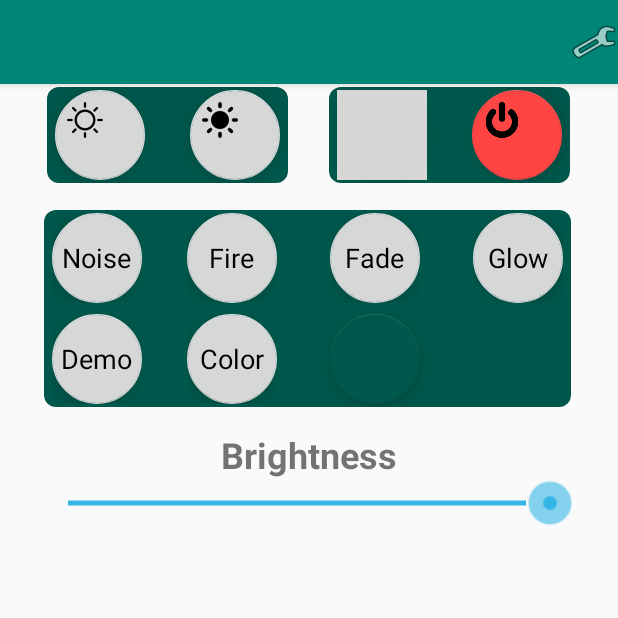
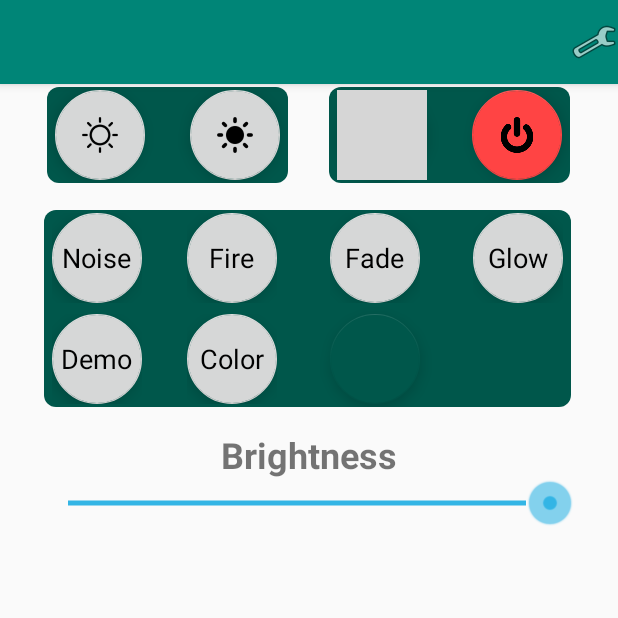
Before and after one commit to danielchiaradia/SmartLedRemoteControl, an Android app: the screen it shows after launch (RemoteControlController), after a tap on an icon or button, on a phone screen of 412 x 824 dp, the top half of it. Run offline under Robolectric (Android 15) with nearby library versions, the phone set to English and light mode, and no system bars; our stand-ins replace Volley; libraries missing offline, so code that uses them is left out: com.flask.colorpicker; 1 statement that could not run was skipped; grey boxes are pictures that could not be loaded.

Commit message:
Upgrade to latest Android version and made RCC more effective

```diff
--- a/app/src/main/java/smartled/com/smartlampremotecontrol/LedBroker.java
+++ b/app/src/main/java/smartled/com/smartlampremotecontrol/LedBroker.java
@@ -9,7 +9,11 @@ import com.android.volley.VolleyError;
 import com.android.volley.toolbox.StringRequest;
 import com.android.volley.toolbox.Volley;
 
+import java.lang.reflect.Array;
+import java.util.Arrays;
 import java.util.List;
+import java.util.StringJoiner;
+import java.util.stream.Collectors;
 
 import smartled.com.smartlampremotecontrol.commands.BrightnessCommand;
 import smartled.com.smartlampremotecontrol.commands.ColorCommand;
@@ -24,7 +28,8 @@ public class LedBroker {
 
     private static LedBroker instance;
     private static RequestQueue queue;
-    private static String url = "http://%s/action/?%s=%s";
+    private static String url = "http://%s/action/?%s";
+    private static String PARAM = "%s=%s";
     private Context context;
 
     private LedBroker(Context context) {
@@ -49,14 +54,9 @@ public class LedBroker {
         executeCommand(new BrightnessCommand(brightness));
     }
 
-    public void executeCommand(List<Command> commandChain) {
-        for (Command command : commandChain) {
-            executeCommand(command);
-        }
-    }
-
-    public void executeCommand(Command command) {
-        String stringCommand = String.format(url, PreferenceUtil.getLampIP(), command.getCommandName(), command.getParameters());
+    public void executeCommand(Command... command) {
+        String parameter = Arrays.asList(command).stream().map(cmd -> String.format(PARAM, cmd.getCommandName(), cmd.getParameters())).collect(Collectors.joining("&"));
+        String stringCommand = String.format(url, PreferenceUtil.getLampIP(), parameter);
 
         System.out.println("Sending: " + stringCommand);
         StringRequest stringRequest = new StringRequest(Request.Method.GET, stringCommand,
--- a/app/src/main/java/smartled/com/smartlampremotecontrol/RemoteControlController.java
+++ b/app/src/main/java/smartled/com/smartlampremotecontrol/RemoteControlController.java
@@ -62,14 +62,8 @@ public class RemoteControlController extends AppCompatActivity {
     public void clickButton(View view) {
         Integer color = PreferenceUtil.getSelectedColor();
 
-        List<Command> commands = new ArrayList<>();
-        commands.add(new ButtonCommand(view.getTag().toString()));
-
-        if (color != null) {
-            commands.add(new ColorCommand(color, color, color));
-        }
-
-        LedBroker.getInstance(getApplicationContext()).executeCommand(commands);
+        LedBroker.getInstance(getApplicationContext()).executeCommand(new ButtonCommand(view.getTag().toString()),
+                                                                      new ColorCommand(color, color, color));
     }
 
     public void selectColor(View view) {
--- a/app/src/main/res/layout/remote_control.xml
+++ b/app/src/main/res/layout/remote_control.xml
@@ -1,7 +1,8 @@
 <?xml version="1.0" encoding="utf-8"?>
 
 
-<LinearLayout android:layout_height="match_parent"
+<LinearLayout xmlns:tools="http://schemas.android.com/tools"
+    android:layout_height="match_parent"
     android:layout_width="match_parent"
     android:orientation="vertical"
     xmlns:android="http://schemas.android.com/apk/res/android"
@@ -280,35 +281,37 @@
 
         <android.support.design.widget.FloatingActionButton
             android:id="@+id/button3"
-            android:layout_marginBottom="2dp"
+            android:layout_width="60dp"
+            android:layout_height="60dp"
             android:layout_marginLeft="5dp"
             android:layout_marginTop="2dp"
+            android:layout_marginBottom="2dp"
             android:clickable="true"
             android:onClick="clickButton"
             android:src="@drawable/pause_button"
             android:tag="3"
             android:text="2"
             app:backgroundTint="?attr/colorButtonNormal"
-            app:rippleColor="@color/colorPrimaryDark"
-            android:layout_width="60dp"
-            android:layout_height="60dp"
-            app:fabSize="mini" />
+            app:fabCustomSize="60dp"
+            app:fabSize="mini"
+            app:useCompatPadding="false" />
 
         <android.support.design.widget.FloatingActionButton
 
             android:id="@+id/button4"
+            android:layout_width="60dp"
+            android:layout_height="60dp"
+            android:layout_marginLeft="30dp"
+            android:layout_marginTop="2dp"
+            android:layout_marginRight="5dp"
             android:layout_marginBottom="2dp"
-            android:layout_marginLeft="30dp"
-            android:layout_marginRight="5dp"
-            android:layout_marginTop="2dp"
             android:clickable="true"
             android:onClick="clickButton"
+            android:src="@drawable/power_button"
             android:tag="4"
             android:text="2"
             app:backgroundTint="@android:color/holo_red_light"
-            android:layout_width="60dp"
-            android:layout_height="60dp"
-            android:src="@drawable/power_button"
+            app:fabCustomSize="60dp"
             app:fabSize="mini" />
     </GridLayout>
 
@@ -327,35 +330,37 @@
 
         <android.support.design.widget.FloatingActionButton
             android:id="@+id/button1"
-            android:layout_marginBottom="2dp"
+            android:layout_width="60dp"
+            android:layout_height="60dp"
             android:layout_marginLeft="5dp"
             android:layout_marginTop="2dp"
+            android:layout_marginBottom="2dp"
             android:clickable="true"
             android:onClick="clickButton"
+            android:src="@drawable/brightness_down"
             android:tag="2"
             android:text="2"
             app:backgroundTint="?attr/colorButtonNormal"
-            app:rippleColor="@color/colorPrimaryDark"
-            android:layout_width="60dp"
-            android:layout_height="60dp"
-            android:src="@drawable/brightness_down"
-            app:fabSize="mini" />
+            app:fabCustomSize="60dp"
+            app:fabSize="mini"
+            app:rippleColor="@color/colorPrimaryDark" />
 
         <android.support.design.widget.FloatingActionButton
 
             android:id="@+id/button2"
+            android:layout_width="60dp"
+            android:layout_height="60dp"
+            android:layout_marginLeft="30dp"
+            android:layout_marginTop="2dp"
+            android:layout_marginRight="5dp"
             android:layout_marginBottom="2dp"
-            android:layout_marginLeft="30dp"
-            android:layout_marginRight="5dp"
-            android:layout_marginTop="2dp"
             android:clickable="true"
             android:onClick="clickButton"
+            android:src="@drawable/brighness_up"
             android:tag="1"
             android:text="2"
             app:backgroundTint="?attr/colorButtonNormal"
-            android:layout_width="60dp"
-            android:layout_height="60dp"
-            android:src="@drawable/brighness_up"
+            app:fabCustomSize="60dp"
             app:fabSize="mini" />
     </GridLayout>
 
```
Also changed, not shown: app/build.gradle (+13 -7 lines).
